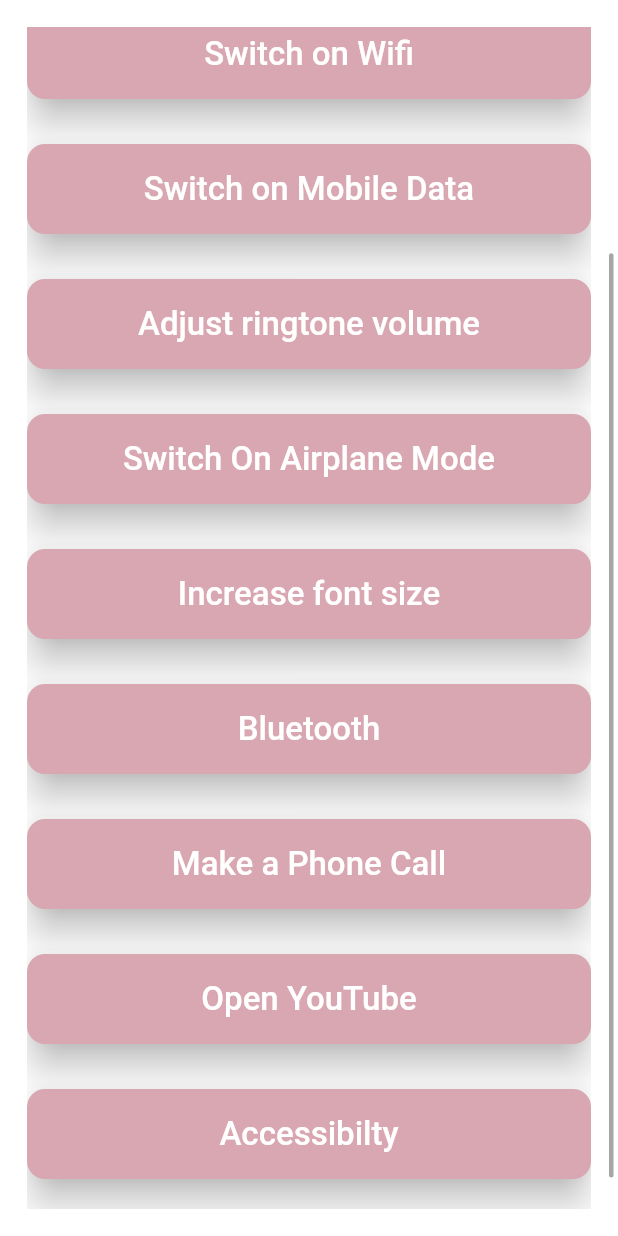
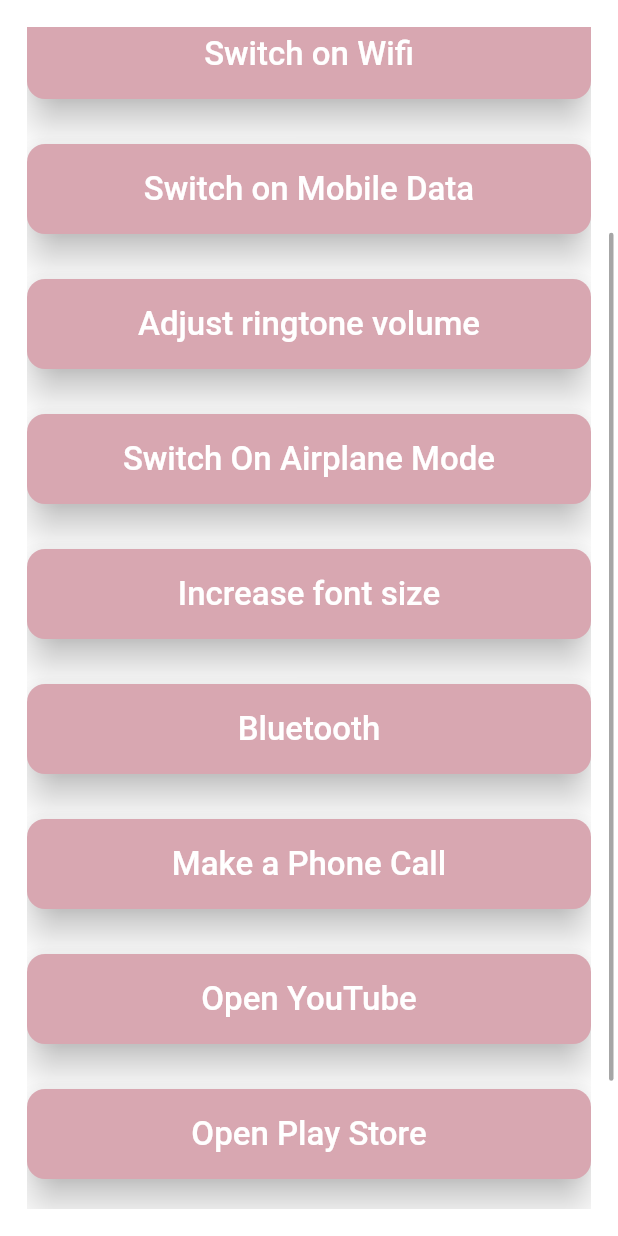
Before and after one commit to jahnavi2k/EldBud, a Flutter app: the Questions screen opened by its route, scrolled down 212 dp, on a phone screen of 412 x 824 dp. Run offline on Flutter 3.47's test engine with Material 2 defaults, Android fonts, the phone set to English and light mode, and no system bars; our stand-ins replace contacts_service, form_field_validator, permission_handler; missing offline and left inert: app_settings, open_settings, system_settings; Roboto replaces fonts that are missing (Mon); project files that could hold a hidden picture were left out.

Commit message:
added play store button

```diff
--- a/lib/pages/questions.dart
+++ b/lib/pages/questions.dart
@@ -311,6 +311,31 @@ class _QuestionsState extends State<Questions> {
                   )
               ),
               SizedBox(height: 30.0,),
+
+              Container(
+                  child: ElevatedButton(
+                    child: Text(
+                      "Open Play Store",
+                      style: TextStyle(
+                        fontSize: 22.0,
+                        fontFamily: 'Mon',
+                      ),
+                    ),
+                    onPressed: _launchURL,
+                    style: ElevatedButton.styleFrom(
+                      fixedSize: Size(140.0,60.0),
+                      primary: Color(0xFFD8A7B1),
+                      onPrimary: Color(0XFFFFFFFF),
+                      shadowColor: Colors.black,
+                      elevation: 10.0,
+                      shape: RoundedRectangleBorder(
+                        borderRadius: BorderRadius.circular(12.0),
+                      ),
+                    ),
+                  )
+              ),
+              SizedBox(height: 30.0,),
+
               Container(
                   child: ElevatedButton(
                     child: Text(
@@ -344,3 +369,11 @@ class _QuestionsState extends State<Questions> {
     );
   }
 }
+_launchURL() async {
+  const url = 'https://play.google.com/store/apps';
+  if (await canLaunch(url)) {
+    await launch(url);
+  } else {
+    throw 'Could not launch $url';
+  }
+}
```
